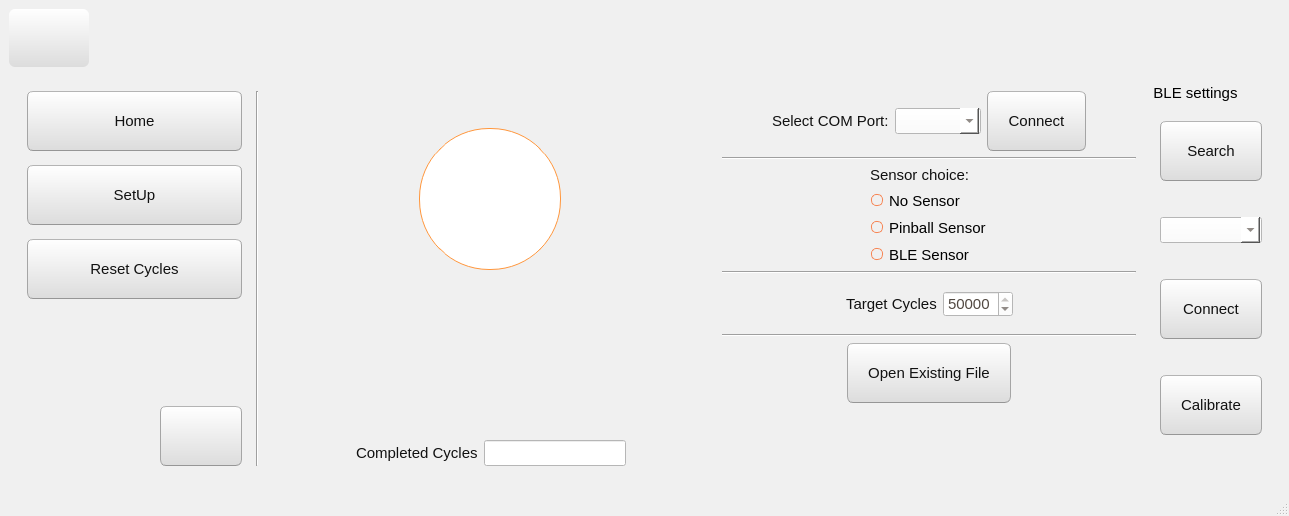
Before: the Qt Designer form ArduinoController/mainwindow.ui in giogan98/daffodil, drawn with Qt 5.
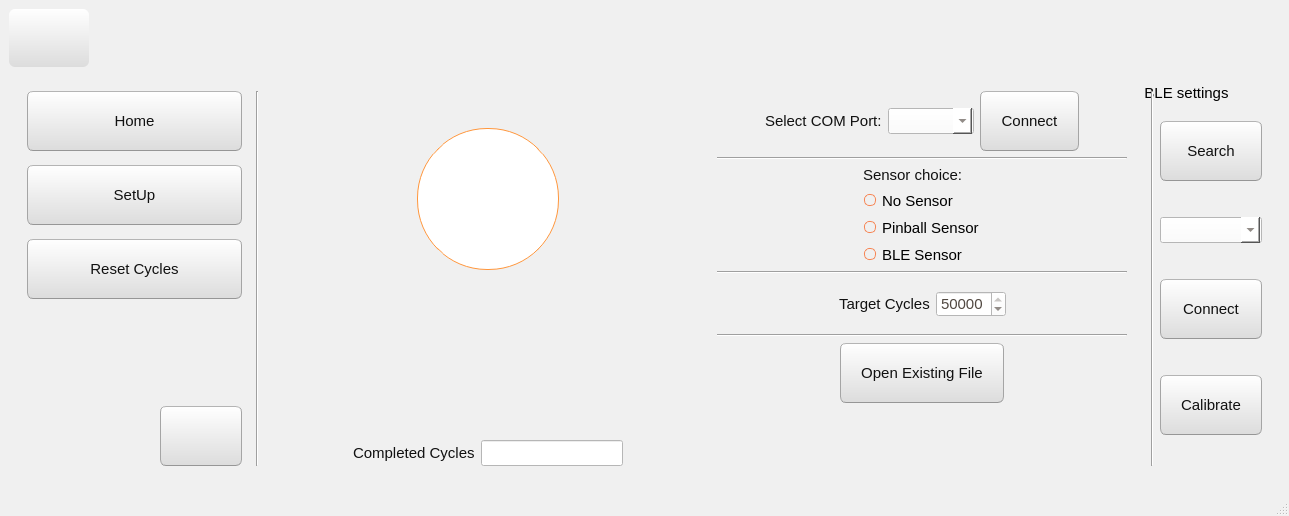
After: the same form once the commit is applied.

Commit message: Modified setup menu

```diff
--- a/ArduinoController/mainwindow.ui
+++ b/ArduinoController/mainwindow.ui
@@ -1195,6 +1195,15 @@
          <property name="title">
           <string>BLE settings</string>
          </property>
+         <layout class="QHBoxLayout" name="horizontalLayout_11">
+          <item>
+           <widget class="Line" name="line_5">
+            <property name="orientation">
+             <enum>Qt::Vertical</enum>
+            </property>
+           </widget>
+          </item>
+          <item>
          <layout class="QVBoxLayout" name="verticalLayout_7">
           <item>
            <widget class="QPushButton" name="pb_searchBLE">
@@ -1219,6 +1228,8 @@
              <string>Calibrate</string>
             </property>
            </widget>
+            </item>
+           </layout>
           </item>
          </layout>
         </widget>
```
Lines whose indentation alone changed are shown as unchanged. The commit also changes 2 other files.
